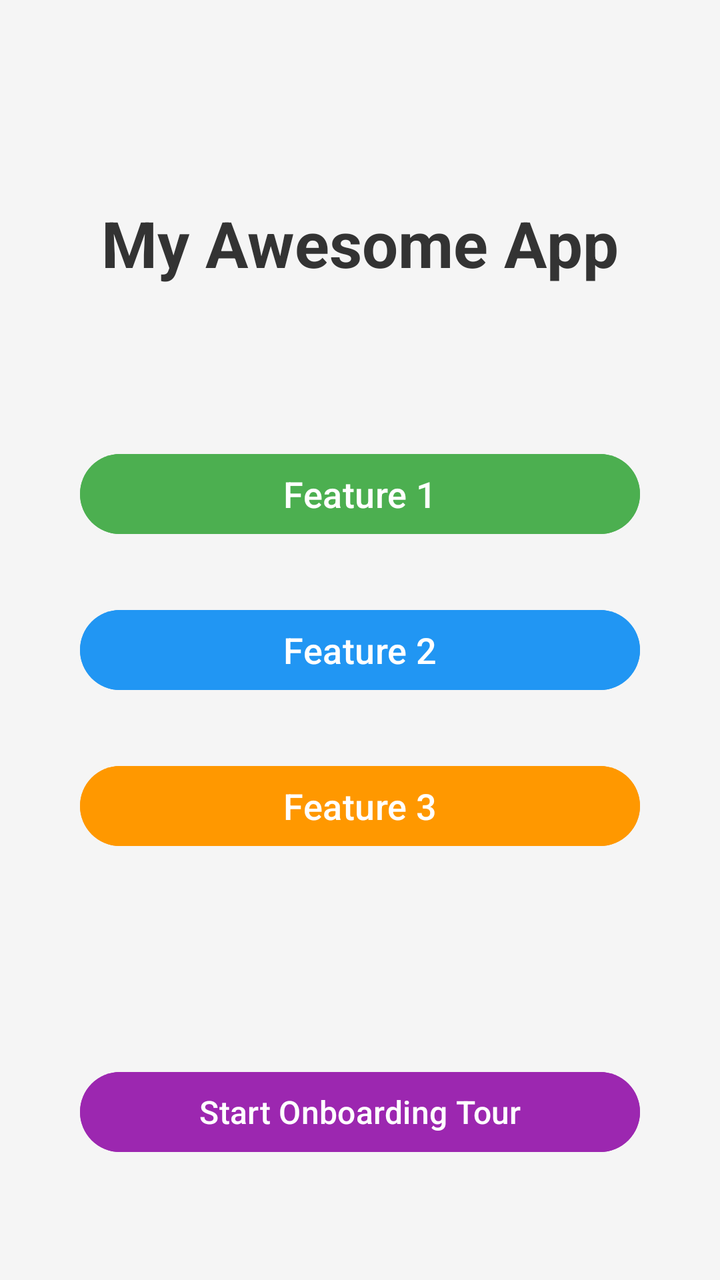
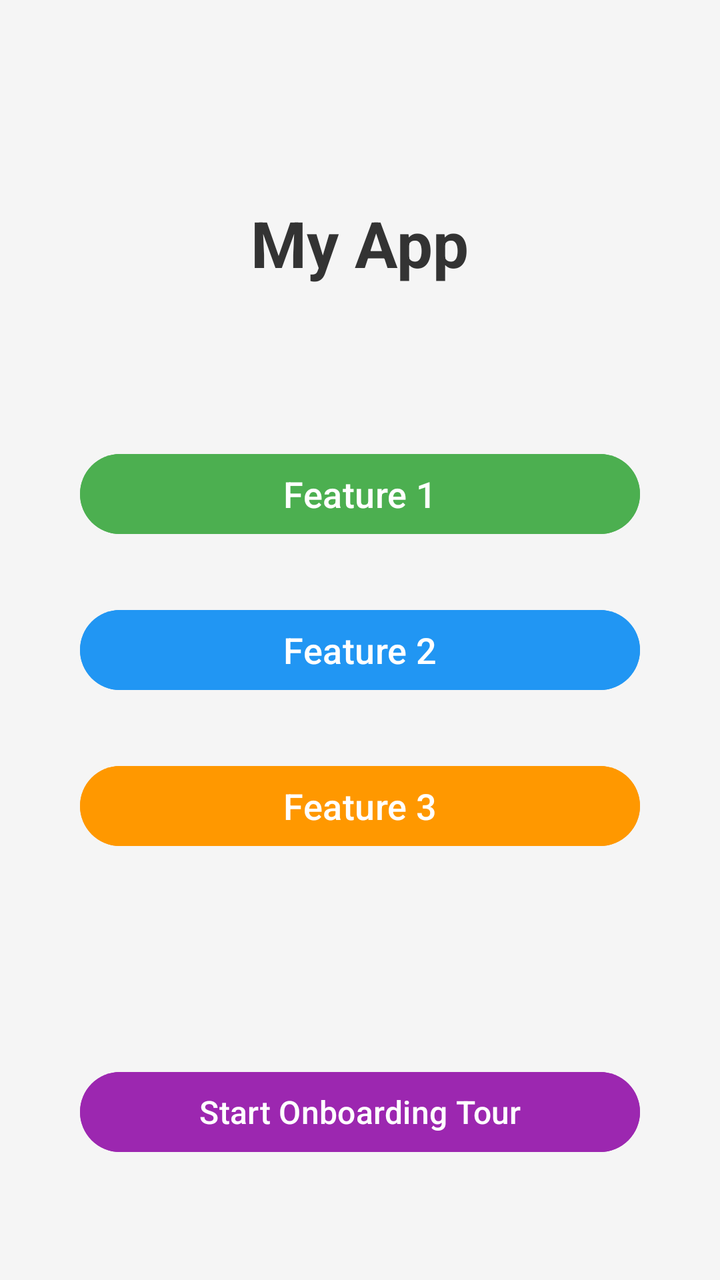

Screens rendered from an Android XML layout before and after an edit, with the pre-edit source and the edit as a unified diff.
<!-- AndroidManifest.xml: application theme Theme.Android_AppOnboardingEngine -->
<!-- res/layout/activity_main.xml -->
<?xml version="1.0" encoding="utf-8"?>
<androidx.constraintlayout.widget.ConstraintLayout
    xmlns:android="http://schemas.android.com/apk/res/android"
    xmlns:app="http://schemas.android.com/apk/res-auto"
    xmlns:tools="http://schemas.android.com/tools"
    android:layout_width="match_parent"
    android:layout_height="match_parent"
    android:background="#F5F5F5"
    tools:context=".MainActivity">

    
    <TextView
        android:id="@+id/titleText"
        android:layout_width="wrap_content"
        android:layout_height="wrap_content"
        android:text="My Awesome App"
        android:textSize="32sp"
        android:textStyle="bold"
        android:textColor="#333333"
        android:layout_marginTop="100dp"
        app:layout_constraintTop_toTopOf="parent"
        app:layout_constraintStart_toStartOf="parent"
        app:layout_constraintEnd_toEndOf="parent"/>

    
    <Button
        android:id="@+id/btnFeature1"
        android:layout_width="0dp"
        android:layout_height="wrap_content"
        android:text="Feature 1"
        android:textSize="18sp"
        android:layout_marginStart="40dp"
        android:layout_marginEnd="40dp"
        android:layout_marginTop="80dp"
        android:backgroundTint="#4CAF50"
        app:layout_constraintTop_toBottomOf="@id/titleText"
        app:layout_constraintStart_toStartOf="parent"
        app:layout_constraintEnd_toEndOf="parent"/>

    
    <Button
        android:id="@+id/btnFeature2"
        android:layout_width="0dp"
        android:layout_height="wrap_content"
        android:text="Feature 2"
        android:textSize="18sp"
        android:layout_marginStart="40dp"
        android:layout_marginEnd="40dp"
        android:layout_marginTop="30dp"
        android:backgroundTint="#2196F3"
        app:layout_constraintTop_toBottomOf="@id/btnFeature1"
        app:layout_constraintStart_toStartOf="parent"
        app:layout_constraintEnd_toEndOf="parent"/>

    
    <Button
        android:id="@+id/btnFeature3"
        android:layout_width="0dp"
        android:layout_height="wrap_content"
        android:text="Feature 3"
        android:textSize="18sp"
        android:layout_marginStart="40dp"
        android:layout_marginEnd="40dp"
        android:layout_marginTop="30dp"
        android:backgroundTint="#FF9800"
        app:layout_constraintTop_toBottomOf="@id/btnFeature2"
        app:layout_constraintStart_toStartOf="parent"
        app:layout_constraintEnd_toEndOf="parent"/>

    
    <Button
        android:id="@+id/btnStartOnboarding"
        android:layout_width="0dp"
        android:layout_height="wrap_content"
        android:text="Start Onboarding Tour"
        android:textSize="16sp"
        android:layout_marginStart="40dp"
        android:layout_marginEnd="40dp"
        android:layout_marginBottom="60dp"
        android:backgroundTint="#9C27B0"
        app:layout_constraintBottom_toBottomOf="parent"
        app:layout_constraintStart_toStartOf="parent"
        app:layout_constraintEnd_toEndOf="parent"/>

    
    <com.ext.android_app_onboarding_library.OnboardingOverlay
        android:id="@+id/onboardingOverlay"
        android:layout_width="match_parent"
        android:layout_height="match_parent"
        android:visibility="gone"
        android:clickable="true"
        android:focusable="true"
        app:overlayBackgroundColor="#DD000000"
        app:highlightRadius="200dp"
        app:titleTextSize="60sp"
        app:descriptionTextSize="42sp"
        app:titleTextColor="#FFFFFF"
        app:descriptionTextColor="#CCCCCC"
        app:arrowColor="#4CAF50"/>

</androidx.constraintlayout.widget.ConstraintLayout>
<!-- resources referenced by this layout -->
<resources>
  <style name="Theme.Android_AppOnboardingEngine" parent="Base.Theme.Android_AppOnboardingEngine" />
  <style name="Base.Theme.Android_AppOnboardingEngine" parent="Theme.Material3.DayNight.NoActionBar">
          
          
      </style>
</resources>

<!-- the commit's change to res/layout/activity_main.xml (unified diff, before → after) -->
@@ -13,7 +13,7 @@
         android:id="@+id/titleText"
         android:layout_width="wrap_content"
         android:layout_height="wrap_content"
-        android:text="My Awesome App"
+        android:text="My App"
         android:textSize="32sp"
         android:textStyle="bold"
         android:textColor="#333333"
